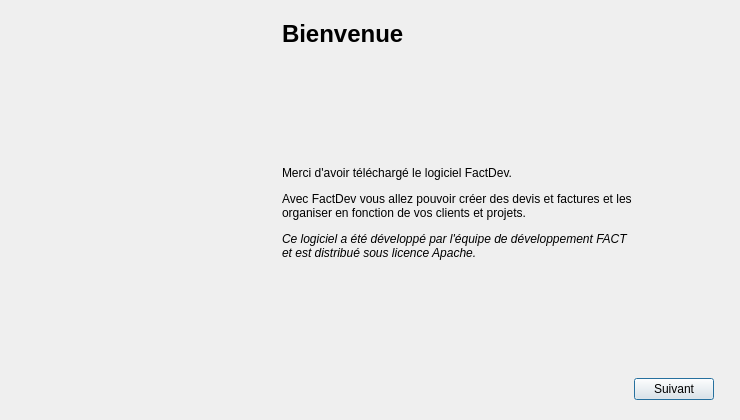
Above: src/gui/dialogs/startedwindowsdialog.ui from FACT-Team/FactDev before the change. Below: the same form after it.
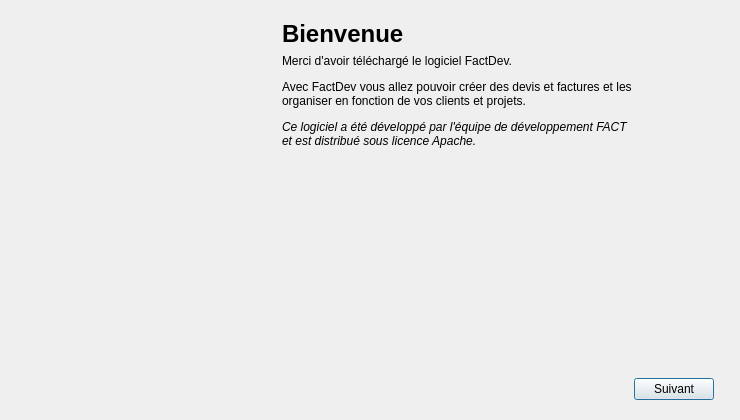
That is the form after the change. The open tabs and pages were chosen to show the change. Icons and pictures are not drawn. Custom widgets are drawn as their Qt base class.

What changed in the file:
```diff
--- a/src/gui/dialogs/startedwindowsdialog.ui
+++ b/src/gui/dialogs/startedwindowsdialog.ui
@@ -82,14 +82,14 @@
          </property>
         </widget>
        </item>
-       <item row="2" column="0" colspan="3">
+       <item row="1" column="0" colspan="3">
         <widget class="QLabel" name="lbDescriptionWelcome">
          <property name="text">
           <string>&lt;html&gt;&lt;head/&gt;&lt;body&gt;&lt;p align=&quot;justify&quot;&gt;Merci d'avoir téléchargé le logiciel FactDev.&lt;/p&gt;&lt;p align=&quot;justify&quot;&gt;Avec FactDev vous allez pouvoir créer des devis et factures et les&lt;br/&gt;organiser en fonction de vos clients et projets. &lt;/p&gt;&lt;p align=&quot;justify&quot;&gt;&lt;span style=&quot; font-style:italic;&quot;&gt;Ce logiciel a été développé par l'équipe de développement FACT&lt;br/&gt;et est distribué sous licence Apache. &lt;/span&gt;&lt;/p&gt;&lt;/body&gt;&lt;/html&gt;</string>
          </property>
         </widget>
        </item>
-       <item row="4" column="0">
+       <item row="3" column="0">
         <spacer name="horizontalSpacer_2">
          <property name="orientation">
           <enum>Qt::Horizontal</enum>
@@ -102,27 +102,14 @@
          </property>
         </spacer>
        </item>
-       <item row="1" column="0">
-        <spacer name="verticalSpacer_3">
-         <property name="orientation">
-          <enum>Qt::Vertical</enum>
-         </property>
-         <property name="sizeHint" stdset="0">
-          <size>
-           <width>20</width>
-           <height>40</height>
-          </size>
-         </property>
-        </spacer>
-       </item>
-       <item row="4" column="1">
+       <item row="3" column="1">
         <widget class="QPushButton" name="btnNextTo2">
          <property name="text">
           <string>Suivant</string>
          </property>
         </widget>
        </item>
-       <item row="3" column="0">
+       <item row="2" column="0">
         <spacer name="verticalSpacer_4">
          <property name="orientation">
           <enum>Qt::Vertical</enum>
```
Left out of the diff: 161 changed lines with no effect on the pictures.
